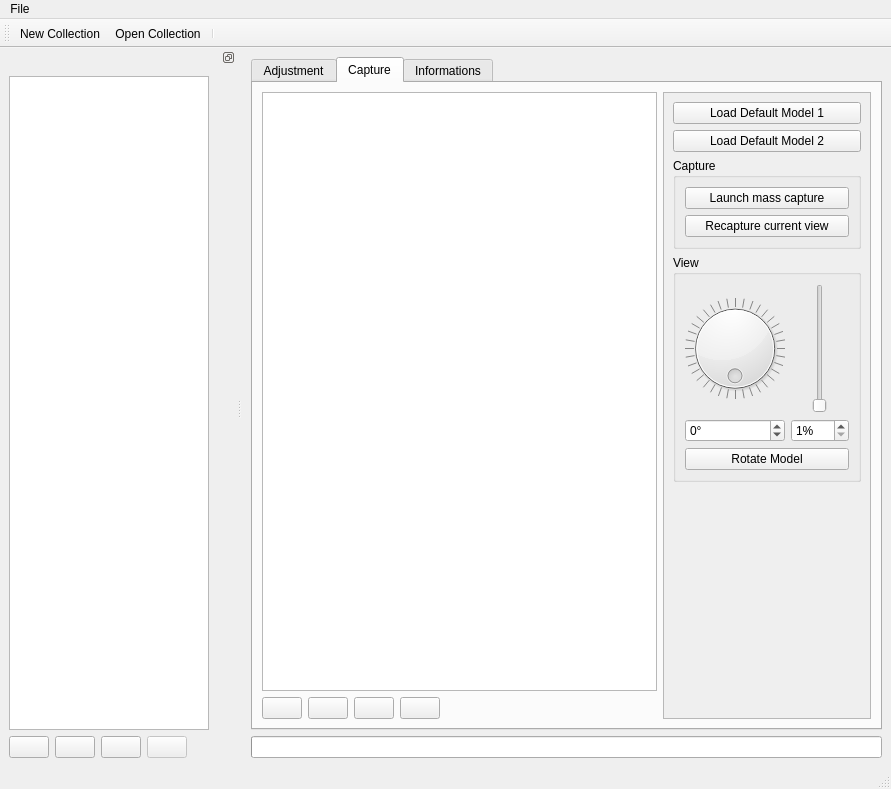
Old version of the form pc/core/mainwindow.ui in the repository plule/pfe-costumes.
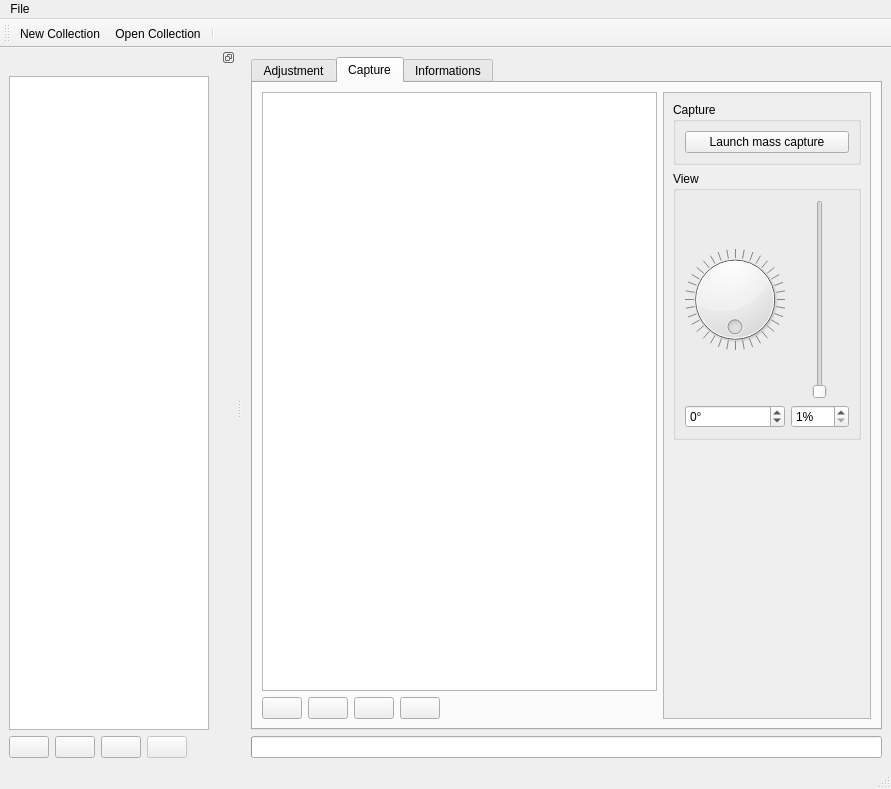
New version of the form. Icons and pictures are not drawn. Custom widgets are drawn as their Qt base class.

Commit message: remove test/useless buttons

```diff
--- a/pc/core/mainwindow.ui
+++ b/pc/core/mainwindow.ui
@@ -231,20 +231,6 @@
               </rect>
              </property>
              <layout class="QVBoxLayout" name="verticalLayout_8">
-              <item>
-               <widget class="QPushButton" name="suzanneButton">
-                <property name="text">
-                 <string>Load Default Model 1</string>
-                </property>
-               </widget>
-              </item>
-              <item>
-               <widget class="QPushButton" name="manButton">
-                <property name="text">
-                 <string>Load Default Model 2</string>
-                </property>
-               </widget>
-              </item>
               <item>
                <widget class="QGroupBox" name="captureBox">
                 <property name="title">
@@ -268,23 +254,6 @@
                    </property>
                   </widget>
                  </item>
-                 <item>
-                  <widget class="QPushButton" name="captureButton">
-                   <property name="text">
-                    <string>Recapture current view</string>
-                   </property>
-                   <property name="icon">
-                    <iconset resource="resources/icons/icons.qrc">
-                     <normaloff>:/icons/camera.png</normaloff>:/icons/camera.png</iconset>
-                   </property>
-                   <property name="iconSize">
-                    <size>
-                     <width>16</width>
-                     <height>16</height>
-                    </size>
-                   </property>
-                  </widget>
-                 </item>
                 </layout>
                </widget>
               </item>
@@ -397,13 +366,6 @@
                    </item>
                   </layout>
                  </item>
-                 <item>
-                  <widget class="QPushButton" name="rotateToViewButton">
-                   <property name="text">
-                    <string>Rotate Model</string>
-                   </property>
-                  </widget>
-                 </item>
                 </layout>
                </widget>
               </item>
```
Left out of the diff: 4 changed lines with no effect on the pictures. The commit also changes 2 other files.
